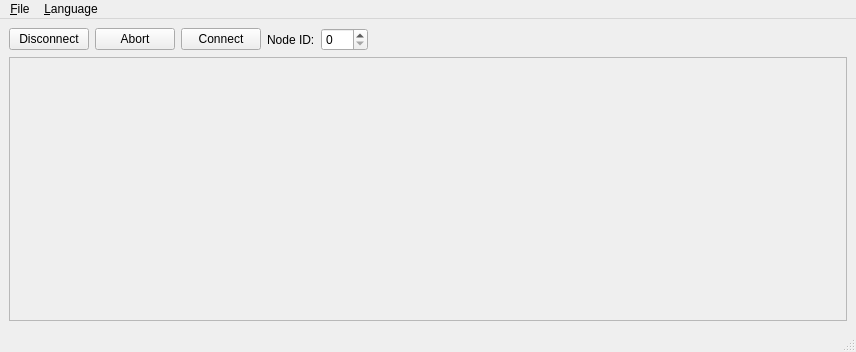
Before: the Qt Designer form src/mdttools/mdtModbusIoTool.ui in scandyna/multidiagtools, drawn with Qt 5.
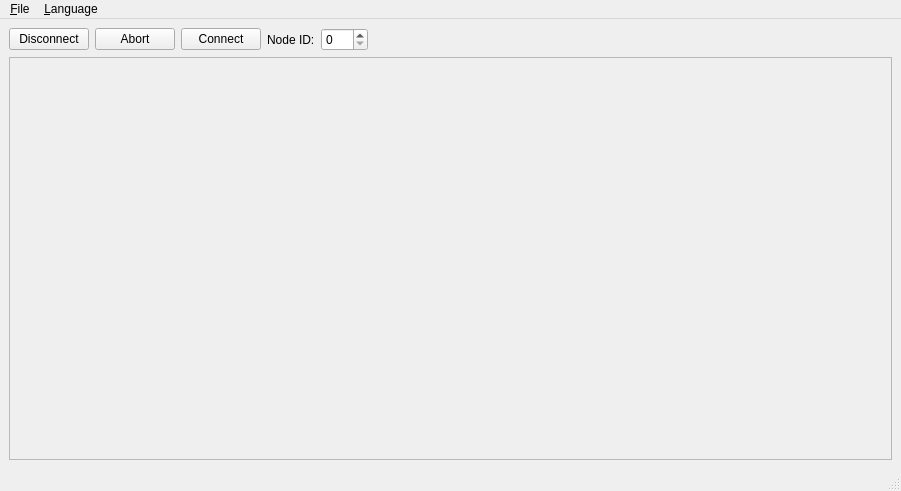
After: the same form once the commit is applied.

Commit message: Working on MODBUS/TCP

Diff of the .ui file:
```diff
--- a/src/mdttools/mdtModbusIoTool.ui
+++ b/src/mdttools/mdtModbusIoTool.ui
@@ -6,8 +6,8 @@
    <rect>
     <x>0</x>
     <y>0</y>
-    <width>856</width>
-    <height>352</height>
+    <width>901</width>
+    <height>491</height>
    </rect>
   </property>
   <property name="windowTitle">
@@ -73,8 +73,8 @@
         <rect>
          <x>0</x>
          <y>0</y>
-         <width>842</width>
-         <height>263</height>
+         <width>887</width>
+         <height>402</height>
         </rect>
        </property>
       </widget>
@@ -87,7 +87,7 @@
     <rect>
      <x>0</x>
      <y>0</y>
-     <width>856</width>
+     <width>901</width>
      <height>23</height>
     </rect>
    </property>
```
The commit also changes 5 other files.
